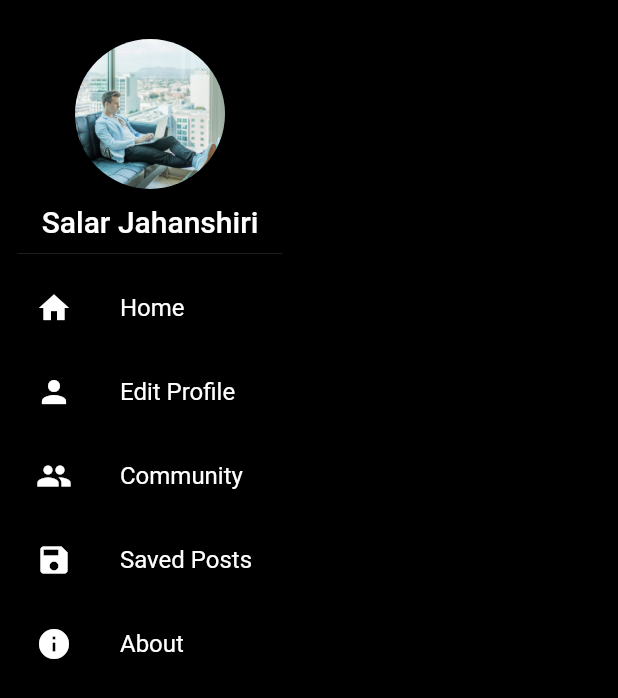
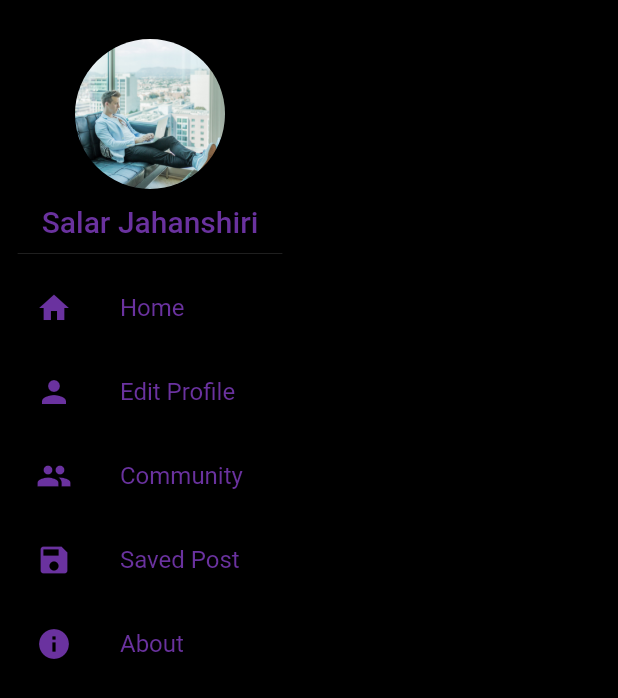
Before and after one commit to SinaArabi/AP-Final-Project, a Flutter app: the screen it shows after launch, on a phone screen of 412 x 824 dp. Shown: the top 698 px of the screen. Run offline on Flutter 3.47's test engine with Material 2 defaults, Android fonts, the phone set to English and light mode, and no system bars; our stand-ins replace flutter_signin_button.

Commit message:
Setting was styled

```diff
--- a/reddit_sos/lib/setting.dart
+++ b/reddit_sos/lib/setting.dart
@@ -19,7 +19,7 @@ class _SettingScreenState extends State<Setting> {
                 begin: Alignment.bottomCenter,
                 end: Alignment.topCenter,
                 colors: [
-                  Colors.black,
+                  Color.fromRGBO(0, 0, 0, 1),
                 ],
               ),
             ),
@@ -46,49 +46,75 @@ class _SettingScreenState extends State<Setting> {
                         'Salar Jahanshiri',
                         style: TextStyle(
                           fontSize: 20.0,
-                          color: Colors.white,
+                          color: Color.fromRGBO(106, 50, 159, 1),
                         ),
                       ),
-
                     ],
                   ),
                 ),
-                Expanded(child: ListView(children: [
+                Expanded(
+                    child: ListView(children: [
                   ListTile(
-                    leading: Icon(Icons.home),
-                    title: Text('Home'),
+                    leading: Icon(Icons.home,color:Color.fromRGBO(106, 50, 159, 1) ,),
+                    title: Text(
+                      'Home',
+                      style: TextStyle(
+                        color: Color.fromRGBO(106, 50, 159, 1)
+                      ),
+                    ),
                     onTap: () {
                       Navigator.pop(context);
                     },
                   ),
                       ListTile(
-                    leading: Icon(Icons.person),
-                    title: Text('Edit Profile'),
+                        leading: Icon(Icons.person,color:Color.fromRGBO(106, 50, 159, 1) ,),
+                        title: Text(
+                          'Edit Profile',
+                          style: TextStyle(
+                              color: Color.fromRGBO(106, 50, 159, 1)
+                          ),
+                        ),
                         onTap: () {
                           Navigator.pop(context);
                         },
                       ),
                       ListTile(
-                    leading: Icon(Icons.people),
-                    title: Text('Community'),
+                        leading: Icon(Icons.people,color:Color.fromRGBO(106, 50, 159, 1) ,),
+                        title: Text(
+                          'Community',
+                          style: TextStyle(
+                              color: Color.fromRGBO(106, 50, 159, 1)
+                          ),
+                        ),
                         onTap: () {
                           Navigator.pop(context);
                         },
                       ),
                       ListTile(
-                    leading: Icon(Icons.save),
-                    title: Text('Saved Posts'),
+                        leading: Icon(Icons.save,color:Color.fromRGBO(106, 50, 159, 1) ,),
+                        title: Text(
+                          'Saved Post',
+                          style: TextStyle(
+                              color: Color.fromRGBO(106, 50, 159, 1),
+                          ),
+                        ),
                         onTap: () {
                           Navigator.pop(context);
                         },
                       ),
                       ListTile(
-                    leading: Icon(Icons.info                ),
-                    title: Text('About'),
+                        leading: Icon(Icons.info,color:Color.fromRGBO(106, 50, 159, 1) ,),
+                        title: Text(
+                          'About',
+                          style: TextStyle(
+                              color: Color.fromRGBO(106, 50, 159, 1)
+                          ),
+                        ),
                         onTap: () {
                           Navigator.pop(context);
                         },
                       ),
+
                 ])),
               ],
             ),
```
Also changed, not shown: reddit_sos/lib/screens/EditProfile.dart (added). Lines whose indentation alone changed are shown as unchanged.
